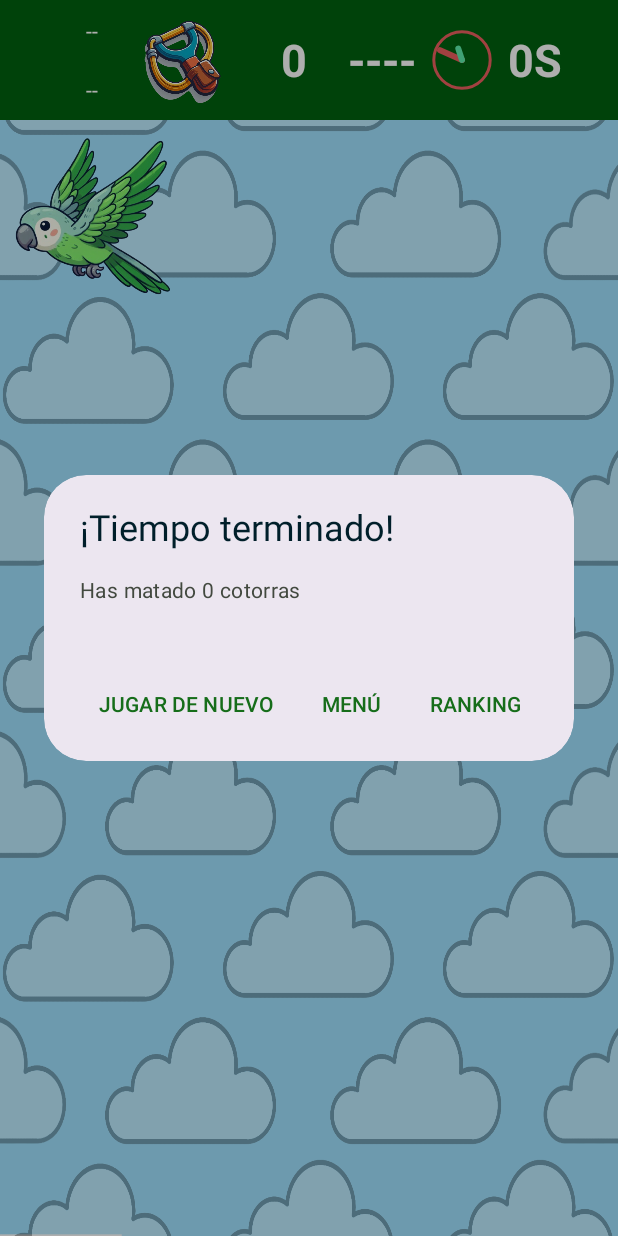
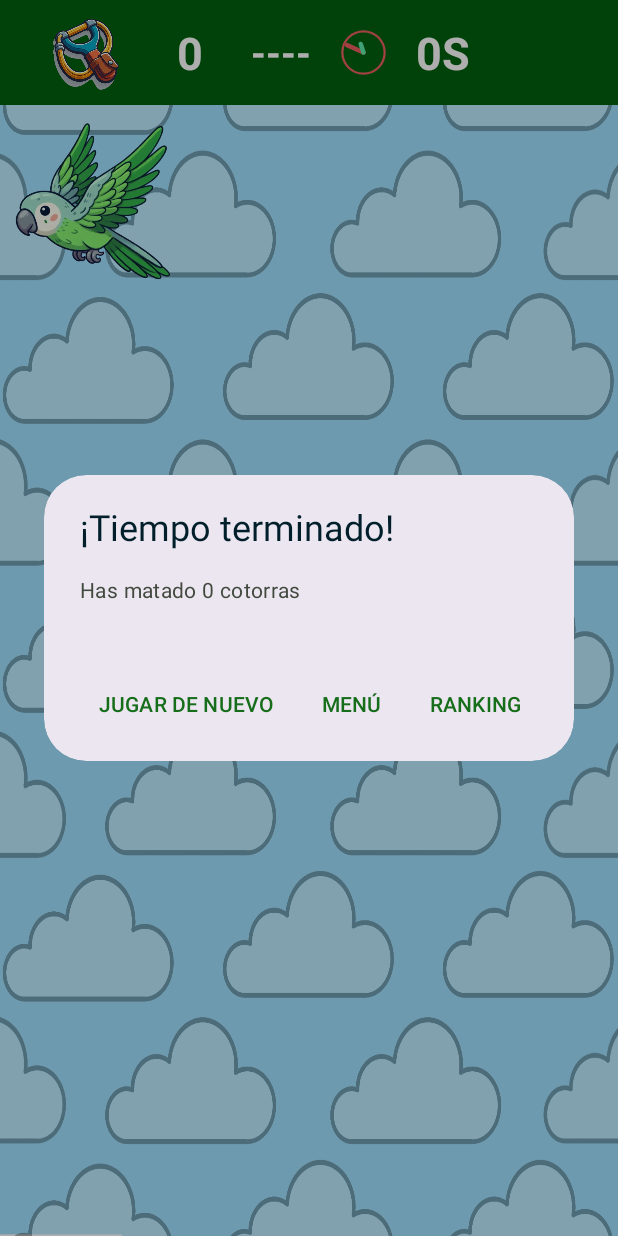
Before and after one commit to adridominguezz/CotorraKiller, an Android app: the layout activity_juego.xml on its own in the app's theme, with its tools: preview values and no code run, on a phone screen of 412 x 824 dp. Run offline under Robolectric (Android 15) with nearby library versions, the phone set to English and light mode, and no system bars.

Commit message:
09/01 16:20

```diff
--- a/app/src/main/res/layout/activity_juego.xml
+++ b/app/src/main/res/layout/activity_juego.xml
@@ -33,33 +33,31 @@
                     android:layout_width="match_parent"
                     android:layout_height="match_parent"
                     android:orientation="horizontal"
-                    android:gravity="center"
-                    android:layout_gravity="center">
-                    <androidx.appcompat.widget.LinearLayoutCompat
-                        android:layout_width="wrap_content"
-                        android:layout_height="wrap_content"
-                        android:orientation="vertical"
-                        >
-                        <TextView
-                            android:id="@+id/AnchoTV"
-                            android:layout_width="wrap_content"
-                            android:layout_height="wrap_content"
-                            android:layout_margin="10dp"
-                            android:textColor="@color/md_theme_light_onTertiary"
-                            android:text="@string/AnchoTV"/>
+                    android:gravity="center_vertical">
+                    <!--TAMAÑO PANTALLA-->
+<!--                    <androidx.appcompat.widget.LinearLayoutCompat-->
+<!--                        android:layout_width="wrap_content"-->
+<!--                        android:layout_height="wrap_content"-->
+<!--                        android:orientation="vertical"-->
+<!--                        >-->
+<!--                        <TextView-->
+<!--                            android:id="@+id/AnchoTV"-->
+<!--                            android:layout_width="wrap_content"-->
+<!--                            android:layout_height="wrap_content"-->
+<!--                            android:textColor="@color/md_theme_light_onTertiary"-->
+<!--                            android:text="@string/AnchoTV"/>-->
 
-                        <TextView
-                            android:id="@+id/AltoTV"
-                            android:layout_width="wrap_content"
-                            android:layout_height="wrap_content"
-                            android:layout_margin="10dp"
-                            android:textColor="@color/md_theme_light_onTertiary"
-                            android:text="@string/AltoTV" />
-                    </androidx.appcompat.widget.LinearLayoutCompat>
+<!--                        <TextView-->
+<!--                            android:id="@+id/AltoTV"-->
+<!--                            android:layout_width="wrap_content"-->
+<!--                            android:layout_height="wrap_content"-->
+<!--                            android:textColor="@color/md_theme_light_onTertiary"-->
+<!--                            android:text="@string/AltoTV" />-->
+<!--                    </androidx.appcompat.widget.LinearLayoutCompat>-->
 
                     <androidx.appcompat.widget.AppCompatImageView
-                        android:layout_width="80dp"
-                        android:layout_height="80dp"
+                        android:layout_width="70dp"
+                        android:layout_height="70dp"
                         android:layout_marginHorizontal="5dp"
                         android:padding="3dp"
                         android:src="@drawable/tira" />
@@ -79,16 +77,16 @@
                         android:id="@+id/nombreTextView"
                         android:layout_width="wrap_content"
                         android:layout_height="wrap_content"
-                        android:layout_margin="5dp"
+                        android:layout_margin="10dp"
                         android:text="@string/jugadorTextView"
                         android:textColor="@color/md_theme_light_onTertiary"
-                        android:textSize="30dp"
+                        android:textSize="25dp"
                         android:textStyle="bold" />
 
                     <com.airbnb.lottie.LottieAnimationView
-                        android:layout_width="40dp"
-                        android:layout_height="40dp"
-                        android:layout_margin="5dp"
+                        android:layout_width="30dp"
+                        android:layout_height="30dp"
+                        android:layout_margin="10dp"
                         android:layout_marginStart="15dp"
                         app:lottie_autoPlay="true"
                         app:lottie_fileName="tiempo.json"
@@ -99,7 +97,7 @@
                         android:id="@+id/TiempoTextView"
                         android:layout_width="wrap_content"
                         android:layout_height="wrap_content"
-                        android:layout_marginHorizontal="5dp"
+                        android:layout_marginHorizontal="10dp"
                         android:text="@string/tiempoTextView"
                         android:textColor="@color/md_theme_light_onTertiary"
                         android:textSize="30dp"
```
Also changed, not shown: app/src/main/AndroidManifest.xml (+4 -4 lines), app/src/main/java/com/example/cotorraskiller/JuegoActivity.kt (+4 -4 lines), app/src/main/java/com/example/cotorraskiller/MenuActivity.kt (+21 -11 lines), app/src/main/res/layout/activity_menu.xml (+7 -7 lines).
